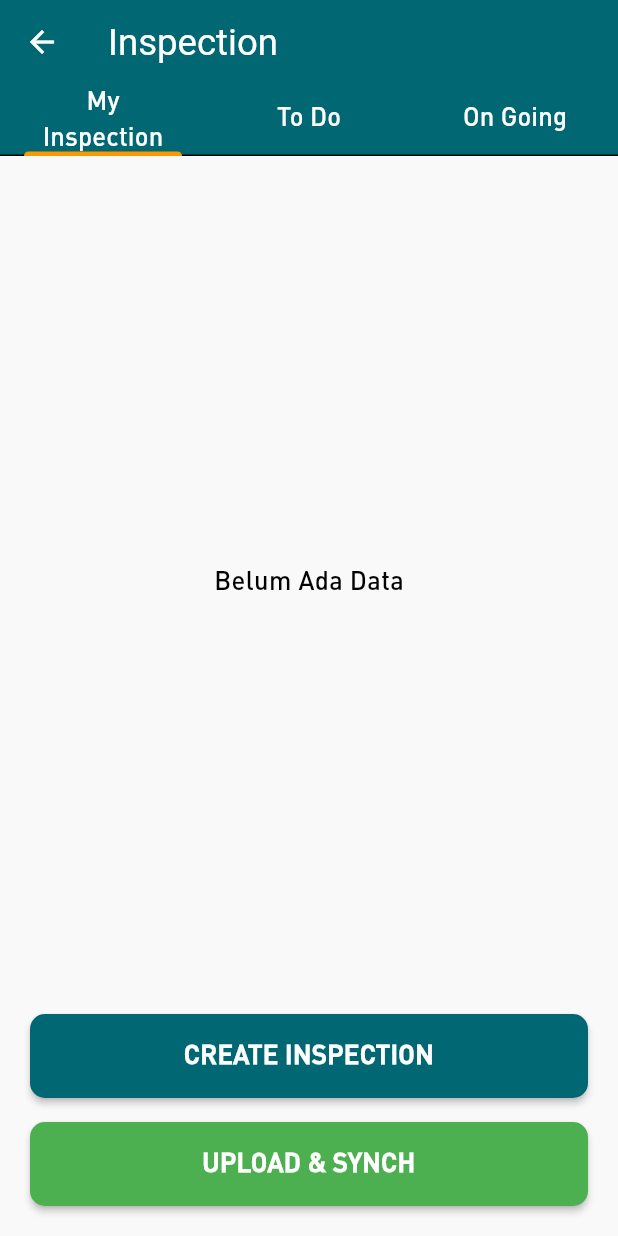
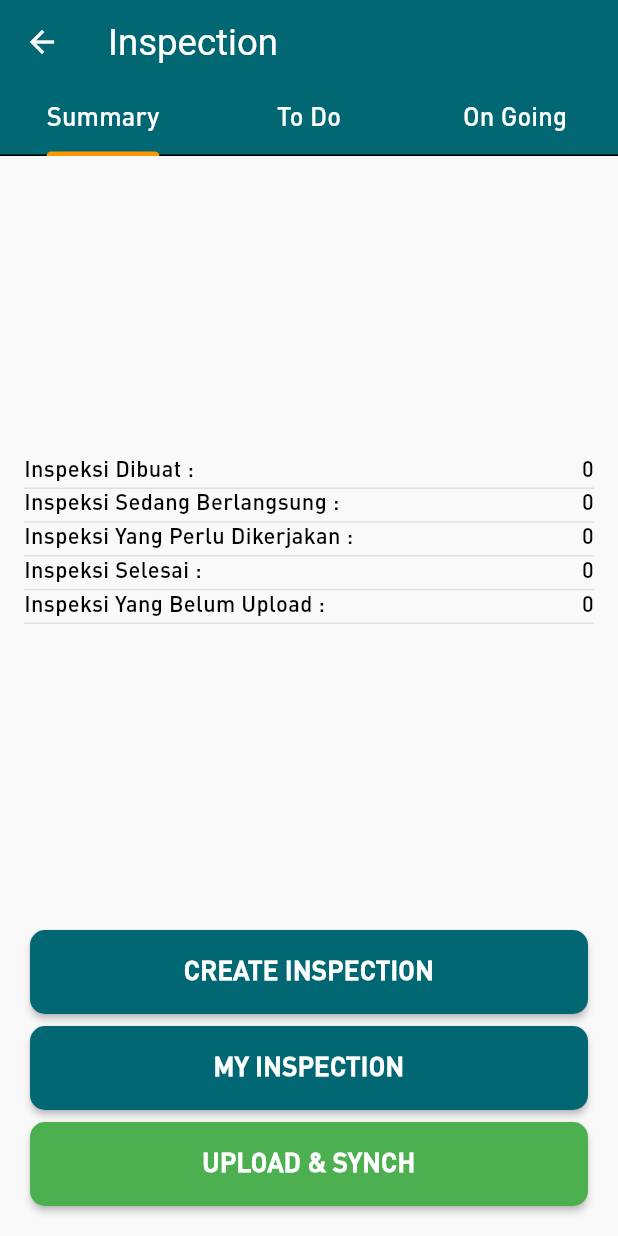
Before and after one commit to gie913/epms_anj_mobile, a Flutter app: the InspectionView screen opened directly, after a tap on "CREATE INSPECTION", on a phone screen of 412 x 824 dp. Run offline on Flutter 3.47's test engine with Material 3 defaults, Android fonts, the light colour scheme and no system bars; our stand-ins replace another_flushbar, camera, connectivity_plus, date_format, device_info_plus, equatable and 14 more; missing offline and left inert: encrypt, flutter_flavor, nfc_manager, open_settings, qr_code_scanner, syncfusion_flutter_maps; accounts and stored records are empty; statements that could not run were skipped.

Commit message:
add inspection summary

```diff
--- a/lib/base/common/routes.dart
+++ b/lib/base/common/routes.dart
@@ -48,6 +48,7 @@ class Routes {
 
   static const INSPECTION = '/inspection';
   static const INSPECTION_FORM = '/inspection-form';
+  static const INSPECTION_LIST = '/inspection-list';
   static const INSPECTION_ASSIGNMENT_DETAIL = '/inspection-assignment-detail';
   static const INSPECTION_DETAIL = '/inspection-detail';
   static const INSPECTION_APPROVAL = '/inspection-approval';
--- a/lib/base/common/routes_manager.dart
+++ b/lib/base/common/routes_manager.dart
@@ -10,6 +10,7 @@ import 'package:epms/screen/inspection/inspection_approval_view.dart';
 import 'package:epms/screen/inspection/inspection_assignment_detail_view.dart';
 import 'package:epms/screen/inspection/inspection_detail_view.dart';
 import 'package:epms/screen/inspection/inspection_form_view.dart';
+import 'package:epms/screen/inspection/inspection_list_view.dart';
 import 'package:epms/screen/inspection/inspection_location_view.dart';
 import 'package:epms/screen/inspection/inspection_page.dart';
 import 'package:epms/screen/inspection/inspection_user_view.dart';
@@ -259,6 +260,13 @@ Route<dynamic> generateRoute(RouteSettings settings) {
       return MaterialPageRoute(
         builder: (context) => InspectionFormView(),
       );
+    case Routes.INSPECTION_LIST:
+      final arguments = settings.arguments != null
+          ? settings.arguments as List<TicketInspectionModel>
+          : const <TicketInspectionModel>[];
+      return MaterialPageRoute(
+        builder: (context) => InspectionListView(listMyInspection: arguments),
+      );
     case Routes.INSPECTION_ASSIGNMENT_DETAIL:
       final arguments = settings.arguments != null
           ? settings.arguments as TicketInspectionModel
--- a/lib/screen/inspection/components/card_history_inspection.dart
+++ b/lib/screen/inspection/components/card_history_inspection.dart
@@ -90,6 +90,7 @@ class _CardHistoryInspectionState extends State<CardHistoryInspection> {
             ),
             if (widget.data.reassignedToName.isNotEmpty)
               Column(
+                crossAxisAlignment: CrossAxisAlignment.start,
                 children: [
                   Divider(color: Colors.white24, height: 1),
                   SizedBox(height: 4),
--- /dev/null
+++ b/lib/screen/inspection/components/item_row_inspection.dart
@@ -0,0 +1,53 @@
+import 'package:epms/base/ui/style.dart';
+import 'package:epms/base/ui/theme_notifier.dart';
+import 'package:flutter/material.dart';
+import 'package:provider/provider.dart';
+
+class ItemRowInspection extends StatelessWidget {
+  const ItemRowInspection({
+    super.key,
+    required this.label,
+    required this.value,
+  });
+
+  final String label;
+  final String value;
+
+  @override
+  Widget build(BuildContext context) {
+    return Consumer<ThemeNotifier>(
+      builder: (context, themeNotifier, child) {
+        return Column(
+          children: [
+            Row(
+              mainAxisAlignment: MainAxisAlignment.spaceBetween,
+              children: [
+                Text(
+                  label,
+                  style: Style.whiteBold12.copyWith(
+                      color: themeNotifier.status == true ||
+                              MediaQuery.of(context).platformBrightness ==
+                                  Brightness.dark
+                          ? Colors.white
+                          : Colors.black,
+                      fontWeight: FontWeight.normal),
+                ),
+                Text(
+                  value,
+                  style: Style.whiteBold12.copyWith(
+                      color: themeNotifier.status == true ||
+                              MediaQuery.of(context).platformBrightness ==
+                                  Brightness.dark
+                          ? Colors.white
+                          : Colors.black,
+                      fontWeight: FontWeight.normal),
+                )
+              ],
+            ),
+            Divider(height: 1.5, color: Colors.grey.shade300),
+          ],
+        );
+      },
+    );
+  }
+}
--- a/lib/screen/inspection/components/tab_my_inspection.dart
+++ b/lib/screen/inspection/components/tab_my_inspection.dart
@@ -1,9 +1,4 @@
-import 'package:epms/base/common/routes.dart';
-import 'package:epms/base/ui/palette.dart';
-import 'package:epms/database/helper/convert_helper.dart';
-import 'package:epms/database/service/database_ticket_inspection.dart';
-import 'package:epms/model/ticket_inspection_model.dart';
-import 'package:epms/screen/inspection/components/inspection_item.dart';
+import 'package:epms/screen/inspection/components/item_row_inspection.dart';
 import 'package:epms/screen/inspection/inspection_notifier.dart';
 import 'package:flutter/material.dart';
 import 'package:provider/provider.dart';
@@ -21,63 +16,27 @@ class _TabMyInspectionState extends State<TabMyInspection> {
     return Consumer<InspectionNotifier>(
       builder: (context, provider, _) {
         return Padding(
-          padding: EdgeInsets.all(16),
-          child: provider.listMyInspection.isNotEmpty
-              ? ListView.builder(
-                  itemCount: provider.listMyInspection.length,
-                  padding: EdgeInsets.zero,
-                  itemBuilder: (context, index) {
-                    final data = provider.listMyInspection[index];
-                    return InspectionItem(
-                      bgColor: ConvertHelper.intToBool(data.isClosed)
-                          ? Colors.grey.shade800
-                          : Palette.primaryColorProd,
-                      data: data,
-                      onTap: () async {
-                        final inspectionTemp = TicketInspectionModel(
-                          assignee: data.assignee,
-                          assigneeId: data.assigneeId,
-                          attachments: data.attachments,
-                          closedAt: data.closedAt,
-                          closedBy: data.closedBy,
-                          closedByName: data.closedByName,
-                          code: data.code,
-                          description: data.description,
-                          gpsLat: data.gpsLat,
-                          gpsLng: data.gpsLng,
-                          id: data.id,
-                          isClosed: data.isClosed,
-                          isNewResponse: 0,
-                          isSynchronize: data.isSynchronize,
-                          mCompanyAlias: data.mCompanyAlias,
-                          mCompanyId: data.mCompanyId,
-                          mCompanyName: data.mCompanyName,
-                          mDivisionEstateCode: data.mDivisionEstateCode,
-                          mDivisionId: data.mDivisionId,
-                          mDivisionName: data.mDivisionName,
-                          mTeamId: data.mTeamId,
-                          mTeamName: data.mTeamName,
-                          responses: data.responses,
-                          status: data.status,
-                          submittedAt: data.submittedAt,
-                          submittedBy: data.submittedBy,
-                          submittedByName: data.submittedByName,
-                          trTime: data.trTime,
-                          usingGps: data.usingGps,
-                        );
-                        await provider.navigationService.push(
-                          Routes.INSPECTION_DETAIL,
-                          arguments: data,
-                        );
-                        await DatabaseTicketInspection.updateData(
-                          inspectionTemp,
-                        );
-                        provider.updateMyInspectionFromLocal();
-                      },
-                    );
-                  },
-                )
-              : Center(child: Text('Belum Ada Data')),
+          padding: const EdgeInsets.symmetric(horizontal: 16),
+          child: Column(
+            mainAxisAlignment: MainAxisAlignment.center,
+            children: [
+              ItemRowInspection(
+                  label: 'Inspeksi Dibuat :',
+                  value: '${provider.totalCreateInspection}'),
+              ItemRowInspection(
+                  label: 'Inspeksi Sedang Berlangsung :',
+                  value: '${provider.totalInspectionNotClose}'),
+              ItemRowInspection(
+                  label: 'Inspeksi Yang Perlu Dikerjakan :',
+                  value: '${provider.totalInspectionToDo}'),
+              ItemRowInspection(
+                  label: 'Inspeksi Selesai :',
+                  value: '${provider.totalInspectionClose}'),
+              ItemRowInspection(
+                  label: 'Inspeksi Yang Belum Upload :',
+                  value: '${provider.totalInspectionNeedUpload}'),
+            ],
+          ),
         );
       },
     );
--- a/lib/screen/inspection/components/tab_to_do.dart
+++ b/lib/screen/inspection/components/tab_to_do.dart
@@ -98,6 +98,7 @@ class _TabToDoState extends State<TabToDo> {
                             await provider.updateMyInspectionFromLocal();
                             await provider
                                 .updateSubordinateInspectionFromLocal();
+                            provider.updateTotalInspection();
                           } else if (data.status == 'reassign' ||
                               data.status == 'complete' ||
                               data.status == 'need_consultation' ||
@@ -116,6 +117,7 @@ class _TabToDoState extends State<TabToDo> {
                             await provider.updateMyInspectionFromLocal();
                             await provider
                                 .updateSubordinateInspectionFromLocal();
+                            provider.updateTotalInspection();
                           }
                         }
                       },
--- a/lib/screen/inspection/inspection_approval_view.dart
+++ b/lib/screen/inspection/inspection_approval_view.dart
@@ -432,7 +432,7 @@ class _InspectionApprovalViewState extends State<InspectionApprovalView> {
         attachments: widget.data.attachments,
         responses: listHistoryInspection,
       );
-      await DatabaseTodoInspection.updateData(dataInspection);
+
       final isInternetExist =
           await InspectionService.isInternetConnectionExist();
       if (isInternetExist) {
@@ -442,6 +442,7 @@ class _InspectionApprovalViewState extends State<InspectionApprovalView> {
           responseInspection: dataInspection.responses.last,
         );
       } else {
+        await DatabaseTodoInspection.updateData(dataInspection);
         _navigationService.pop();
       }
     }
--- /dev/null
+++ b/lib/screen/inspection/inspection_list_view.dart
@@ -0,0 +1,105 @@
+import 'package:epms/base/common/locator.dart';
+import 'package:epms/base/common/routes.dart';
+import 'package:epms/base/ui/palette.dart';
+import 'package:epms/base/ui/style.dart';
+import 'package:epms/common_manager/navigator_service.dart';
+import 'package:epms/database/helper/convert_helper.dart';
+import 'package:epms/database/service/database_ticket_inspection.dart';
+import 'package:epms/model/ticket_inspection_model.dart';
+import 'package:epms/screen/inspection/components/inspection_item.dart';
+import 'package:flutter/material.dart';
+
+class InspectionListView extends StatefulWidget {
+  const InspectionListView({super.key, required this.listMyInspection});
+
+  final List<TicketInspectionModel> listMyInspection;
+
+  @override
+  State<InspectionListView> createState() => _InspectionListViewState();
+}
+
+class _InspectionListViewState extends State<InspectionListView> {
+  NavigatorService _navigationService = locator<NavigatorService>();
+  List<TicketInspectionModel> myInspection = [];
+
+  @override
+  void initState() {
+    myInspection = widget.listMyInspection;
+    super.initState();
+  }
+
+  Future<void> updateMyInspectionFromLocal() async {
+    final data = await DatabaseTicketInspection.selectData();
+    myInspection = data;
+    setState(() {});
+  }
+
+  @override
+  Widget build(BuildContext context) {
+    return MediaQuery(
+      data: Style.mediaQueryText(context),
+      child: Scaffold(
+        appBar: AppBar(title: Text('My Inspection')),
+        body: Padding(
+          padding: EdgeInsets.all(16),
+          child: myInspection.isNotEmpty
+              ? ListView.builder(
+                  itemCount: myInspection.length,
+                  padding: EdgeInsets.zero,
+                  itemBuilder: (context, index) {
+                    final data = myInspection[index];
+                    return InspectionItem(
+                      bgColor: ConvertHelper.intToBool(data.isClosed)
+                          ? Colors.grey.shade800
+                          : Palette.primaryColorProd,
+                      data: data,
+                      onTap: () async {
+                        final inspectionTemp = TicketInspectionModel(
+                          assignee: data.assignee,
+                          assigneeId: data.assigneeId,
+                          attachments: data.attachments,
+                          closedAt: data.closedAt,
+                          closedBy: data.closedBy,
+                          closedByName: data.closedByName,
+                          code: data.code,
+                          description: data.description,
+                          gpsLat: data.gpsLat,
+                          gpsLng: data.gpsLng,
+                          id: data.id,
+                          isClosed: data.isClosed,
+                          isNewResponse: 0,
+                          isSynchronize: data.isSynchronize,
+                          mCompanyAlias: data.mCompanyAlias,
+                          mCompanyId: data.mCompanyId,
+                          mCompanyName: data.mCompanyName,
+                          mDivisionEstateCode: data.mDivisionEstateCode,
+                          mDivisionId: data.mDivisionId,
+                          mDivisionName: data.mDivisionName,
+                          mTeamId: data.mTeamId,
+                          mTeamName: data.mTeamName,
+                          responses: data.responses,
+                          status: data.status,
+                          submittedAt: data.submittedAt,
+                          submittedBy: data.submittedBy,
+                          submittedByName: data.submittedByName,
+                          trTime: data.trTime,
+                          usingGps: data.usingGps,
+                        );
+                        await _navigationService.push(
+                          Routes.INSPECTION_DETAIL,
+                          arguments: data,
+                        );
+                        await DatabaseTicketInspection.updateData(
+                          inspectionTemp,
+                        );
+                        updateMyInspectionFromLocal();
+                      },
+                    );
+                  },
+                )
+              : Center(child: Text('Belum Ada Data')),
+        ),
+      ),
+    );
+  }
+}
--- a/lib/screen/inspection/inspection_notifier.dart
+++ b/lib/screen/inspection/inspection_notifier.dart
@@ -29,10 +29,26 @@ class InspectionNotifier extends ChangeNotifier {
   List<TicketInspectionModel> get listSubordinateInspection =>
       _listSubordinateInspection;
 
+  int _totalCreateInspection = 0;
+  int get totalCreateInspection => _totalCreateInspection;
+
+  int _totalInspectionNotClose = 0;
+  int get totalInspectionNotClose => _totalInspectionNotClose;
+
+  int _totalInspectionToDo = 0;
+  int get totalInspectionToDo => _totalInspectionToDo;
+
+  int _totalInspectionClose = 0;
+  int get totalInspectionClose => _totalInspectionClose;
+
+  int _totalInspectionNeedUpload = 0;
+  int get totalInspectionNeedUpload => _totalInspectionNeedUpload;
+
   Future<void> initData(BuildContext context) async {
     await updateMyInspectionFromLocal();
     await updateTodoInspectionFromLocal();
     await updateSubordinateInspectionFromLocal();
+    updateTotalInspection();
     // await getDataInspection(context);
   }
 
@@ -54,6 +70,33 @@ class InspectionNotifier extends ChangeNotifier {
     notifyListeners();
   }
 
+  void updateTotalInspection() {
+    _totalCreateInspection = _listMyInspection.length;
+    var myInspectionNotClose =
+        _listMyInspection.where((element) => element.status != 'close').length;
+    var mySubordinateNotClose = _listSubordinateInspection
+        .where((element) => element.status != 'close')
+        .length;
+    _totalInspectionNotClose = myInspectionNotClose + mySubordinateNotClose;
+    _totalInspectionToDo = _listTodoInspection
+        .where((element) => element.isSynchronize == 1)
+        .length;
+    var myInspectionClose =
+        _listMyInspection.where((element) => element.status == 'close').length;
+    var mySubordinateClose = _listSubordinateInspection
+        .where((element) => element.status == 'close')
+        .length;
+    _totalInspectionClose = myInspectionClose + mySubordinateClose;
+    var myInspectionNeedUpload =
+        _listMyInspection.where((element) => element.isSynchronize == 0).length;
+    var myToDoInspectionNeedUpload = _listTodoInspection
+        .where((element) => element.isSynchronize == 0)
+        .length;
+    _totalInspectionNeedUpload =
+        myInspectionNeedUpload + myToDoInspectionNeedUpload;
+    notifyListeners();
+  }
+
   Future<void> getDataInspection(BuildContext context) async {
     final isInternetExist = await InspectionService.isInternetConnectionExist();
     if (isInternetExist) {
@@ -72,6 +115,7 @@ class InspectionNotifier extends ChangeNotifier {
                 (context, data) async {
                   await DatabaseSubordinateInspection.addAllData(data);
                   await updateSubordinateInspectionFromLocal();
+                  updateTotalInspection();
                   FlushBarManager.showFlushBarSuccess(
                     context,
                     "Berhasil Synchronize",
@@ -99,6 +143,7 @@ class InspectionNotifier extends ChangeNotifier {
                 (context, data) async {
                   await DatabaseSubordinateInspection.addAllData(data);
                   await updateSubordinateInspectionFromLocal();
+                  updateTotalInspection();
                   FlushBarManager.showFlushBarSuccess(
                     context,
                     "Berhasil Synchronize",
@@ -133,6 +178,7 @@ class InspectionNotifier extends ChangeNotifier {
                 (context, data) async {
                   await DatabaseSubordinateInspection.addAllData(data);
                   await updateSubordinateInspectionFromLocal();
+                  updateTotalInspection();
                   FlushBarManager.showFlushBarSuccess(
                     context,
                     "Berhasil Synchronize",
@@ -160,6 +206,7 @@ class InspectionNotifier extends ChangeNotifier {
                 (context, data) async {
                   await DatabaseSubordinateInspection.addAllData(data);
                   await updateSubordinateInspectionFromLocal();
+                  updateTotalInspection();
                   FlushBarManager.showFlushBarSuccess(
                     context,
                     "Berhasil Synchronize",
@@ -188,6 +235,7 @@ class InspectionNotifier extends ChangeNotifier {
       await updateMyInspectionFromLocal();
       await updateTodoInspectionFromLocal();
       await updateSubordinateInspectionFromLocal();
+      updateTotalInspection();
       log('list My Inspection : $_listMyInspection');
       log('list Todo Inspection : $_listTodoInspection');
       log('list Subordinate Inspection : $_listSubordinateInspection');
--- a/lib/screen/inspection/inspection_view.dart
+++ b/lib/screen/inspection/inspection_view.dart
@@ -45,7 +45,7 @@ class _InspectionViewState extends State<InspectionView> {
                   tabs: [
                     Tab(
                       icon: Text(
-                        "My Inspection",
+                        "Summary",
                         textAlign: TextAlign.center,
                         style: TextStyle(color: Colors.white),
                       ),
@@ -82,6 +82,7 @@ class _InspectionViewState extends State<InspectionView> {
                           await provider.navigationService
                               .push(Routes.INSPECTION_FORM);
                           await provider.updateMyInspectionFromLocal();
+                          provider.updateTotalInspection();
                         },
                         child: Card(
                           color: Palette.primaryColorProd,
@@ -103,8 +104,40 @@ class _InspectionViewState extends State<InspectionView> {
                         ),
                       ),
                     ),
+                  if (tabBarIndex == 0)
+                    Padding(
+                      padding: const EdgeInsets.fromLTRB(16, 0, 16, 0),
+                      child: InkWell(
+                        onTap: () async {
+                          await provider.navigationService.push(
+                            Routes.INSPECTION_LIST,
+                            arguments: provider.listMyInspection,
+                          );
+                          await provider.updateMyInspectionFromLocal();
+                          provider.updateTotalInspection();
+                        },
+                        child: Card(
+                          color: Palette.primaryColorProd,
+                          elevation: 2,
+                          shape: RoundedRectangleBorder(
+                            borderRadius: BorderRadius.circular(10.0),
+                          ),
+                          child: SizedBox(
+                            width: MediaQuery.of(context).size.width,
+                            child: Padding(
+                              padding: EdgeInsets.all(16),
+                              child: Text(
+                                "MY INSPECTION",
+                                style: Style.whiteBold14,
+                                textAlign: TextAlign.center,
+                              ),
+                            ),
+                          ),
+                        ),
+                      ),
+                    ),
                   Padding(
-                    padding: const EdgeInsets.fromLTRB(16, 8, 16, 16),
+                    padding: const EdgeInsets.fromLTRB(16, 0, 16, 16),
                     child: InkWell(
                       onTap: () {
                         provider.uploadAndSynch(context);
```
